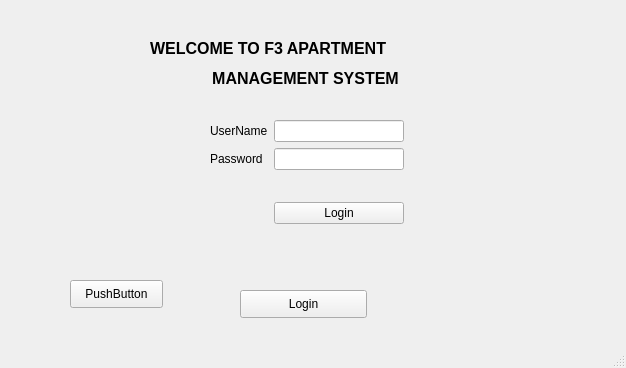
Before: the Qt Designer form FrmLogin.ui in FarchanS/PBE-kel5-apartment, drawn with Qt 5.
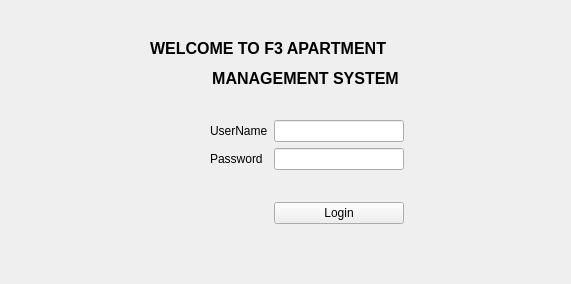
After: the same form once the commit is applied.

Commit message:
simplify the display
integration with login, unit and user form

Diff of the .ui file:
```diff
--- a/FrmLogin.ui
+++ b/FrmLogin.ui
@@ -6,8 +6,8 @@
    <rect>
     <x>0</x>
     <y>0</y>
-    <width>626</width>
-    <height>368</height>
+    <width>571</width>
+    <height>284</height>
    </rect>
   </property>
   <property name="windowTitle">
@@ -116,8 +116,8 @@
    <widget class="QPushButton" name="PB_testcon">
     <property name="geometry">
      <rect>
-      <x>240</x>
-      <y>290</y>
+      <x>260</x>
+      <y>330</y>
       <width>127</width>
       <height>28</height>
      </rect>
@@ -129,8 +129,8 @@
    <widget class="QPushButton" name="PB_msgbox">
     <property name="geometry">
      <rect>
-      <x>70</x>
-      <y>280</y>
+      <x>120</x>
+      <y>320</y>
       <width>93</width>
       <height>28</height>
      </rect>
@@ -140,17 +140,6 @@
     </property>
    </widget>
   </widget>
-  <widget class="QMenuBar" name="menubar">
-   <property name="geometry">
-    <rect>
-     <x>0</x>
-     <y>0</y>
-     <width>626</width>
-     <height>26</height>
-    </rect>
-   </property>
-  </widget>
-  <widget class="QStatusBar" name="statusbar"/>
  </widget>
  <resources/>
  <connections/>
```
Left out of the diff: 2 changed lines with no effect on the pictures. The commit also changes 1 other file.
